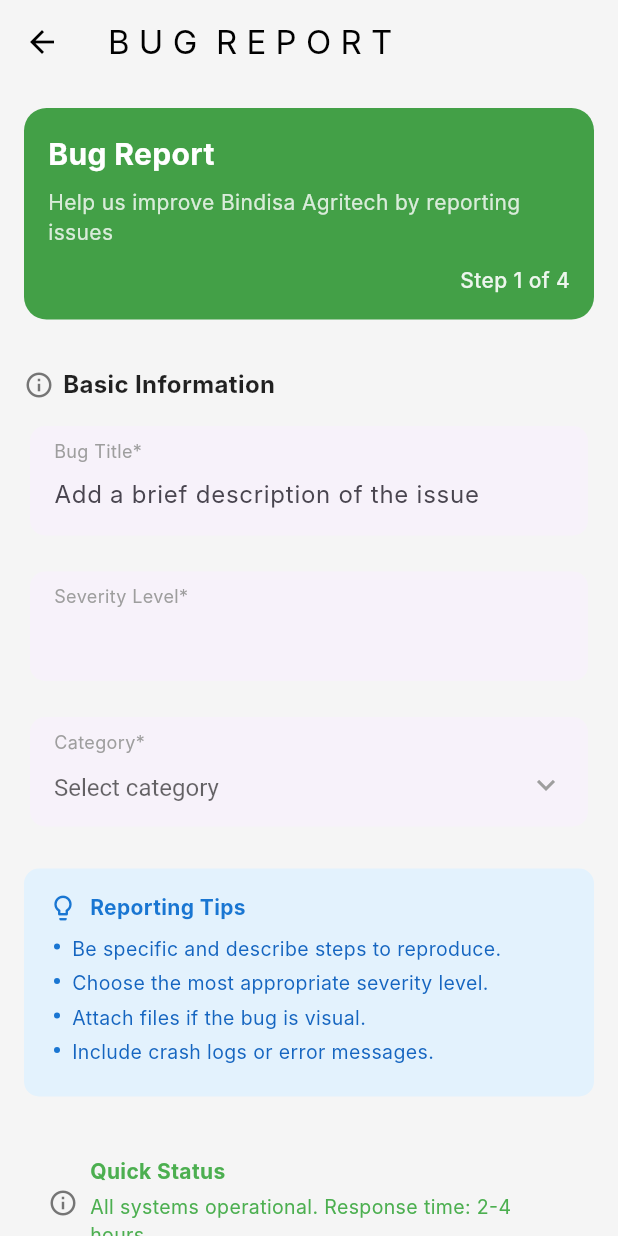
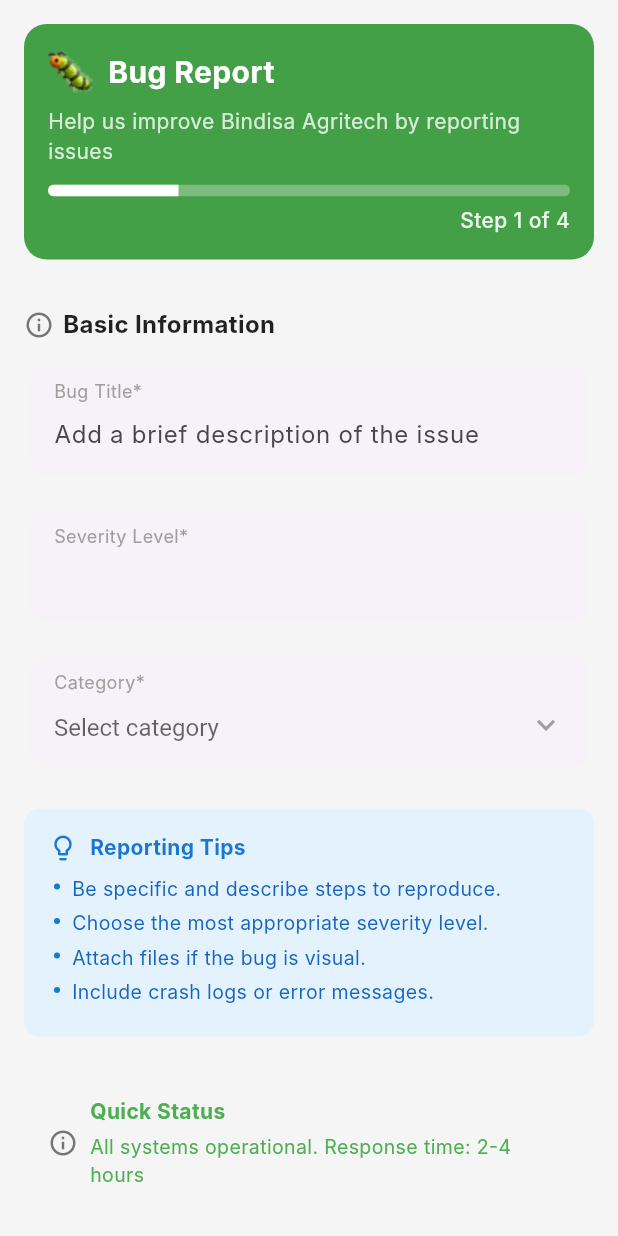
Before and after one commit to CLS11/bindisa-agritech, a Flutter app: the BugReportMainScreen screen opened directly, on a phone screen of 412 x 824 dp. Run offline on Flutter 3.47's test engine with Material 3 defaults, Android fonts, the phone set to English and light mode, and no system bars; our stand-ins replace equatable, flutter_bloc, image_picker; Roboto replaces fonts that are missing (Inter).

Commit message:
Added icons and changed the styling.

```diff
--- a/lib/screens/bug_report_main_screen.dart
+++ b/lib/screens/bug_report_main_screen.dart
@@ -77,25 +77,6 @@
   Widget build(BuildContext context) {
     return Scaffold(
       backgroundColor: Colors.grey[100],
-      appBar: AppBar(
-        title: const Text(
-          'B U G  R E P O R T',
-          style: TextStyle(
-            color: Colors.black,
-          ),
-        ),
-        backgroundColor: Colors.grey[100],
-        elevation: 0,
-        leading: IconButton(
-          icon: const Icon(
-            Icons.arrow_back,
-            color: Colors.black,
-          ),
-          onPressed: () {
-            Navigator.of(context).pop();
-          },
-        ),
-      ),
       body: BlocConsumer<BugReportBloc, BugReportState>(
         listener: (context, state) {
           if (state.status == BugReportStatus.submitted) {
@@ -168,6 +149,8 @@
   }
 
   Widget _buildBugReportHeader(int currentStep) {
+    const totalSteps = 4;
+    final progress = (currentStep + 1) / totalSteps;
     return Padding(
       padding: const EdgeInsets.all(16),
       child: Container(
@@ -179,6 +162,14 @@
         child: Column(
           crossAxisAlignment: CrossAxisAlignment.start,
           children: [
+              Row(
+              children: [
+                Image.asset(
+                  'assets/bug.png',
+                ),
+                const SizedBox(
+                  width: 10,
+                ),
                  const Text(
                   'Bug Report',
                   style: TextStyle(
@@ -186,6 +177,8 @@
                     fontSize: 20,
                     fontWeight: FontWeight.bold,
                   ),
+                ),
+              ],
             ),
             const SizedBox(height: 8),
             Text(
@@ -196,11 +189,23 @@
               ),
             ),
             const SizedBox(height: 12),
+            ClipRRect(
+            borderRadius: BorderRadius.circular(20),
+            child: LinearProgressIndicator(
+              value: progress,
+              minHeight: 8,
+              backgroundColor: Colors.white.withOpacity(0.3),
+              valueColor: const AlwaysStoppedAnimation<Color>(Colors.white),
+            ),
+          ),
+          const SizedBox(
+            height: 6,
+          ),
             Row(
               mainAxisAlignment: MainAxisAlignment.end,
               children: [
                 Text(
-                  'Step ${currentStep + 1} of 4',
+                  'Step ${currentStep + 1} of $totalSteps',
                   style: TextStyle(
                     color: Colors.white.withOpacity(0.9),
                     fontSize: 14,
```
Also changed, not shown: lib/screens/bug_report_detailed_description_step.dart (+13 -6 lines), lib/screens/bug_report_environment_attachment_step.dart (+11 -1 lines), lib/screens/farming_details_screen.dart (+7 -7 lines). Lines whose indentation alone changed are shown as unchanged.
